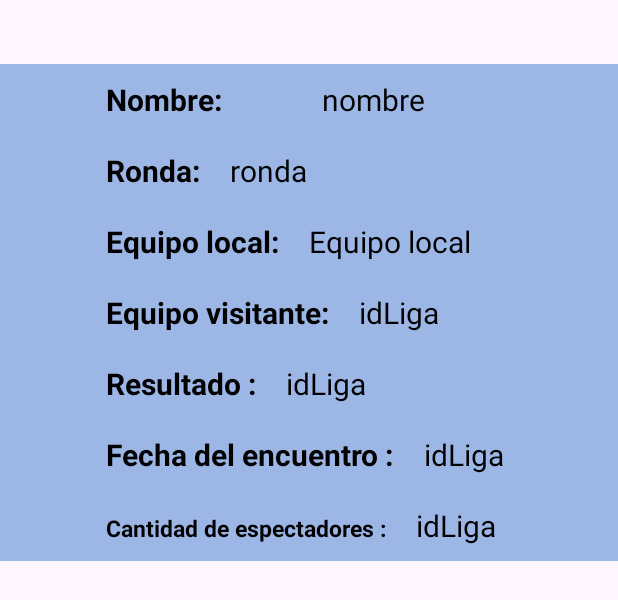
After one commit to ExampleToFollow/IOT_LAB4_20213704, an Android app: the layout irv_lista_resultados.xml on its own in the app's theme, with its tools: preview values and no code run, on a phone screen of 412 x 824 dp. The commit adds this screen. Shown: the top 600 px of the screen. Run offline under Robolectric (Android 15) with nearby library versions, the phone set to English and light mode, and no system bars.

Commit message:
probando cosas

```diff
--- a/app/src/main/res/layout/fragment_resultados.xml
+++ b/app/src/main/res/layout/fragment_resultados.xml
@@ -88,6 +88,7 @@
             </com.google.android.material.textfield.TextInputLayout>
 
             <com.google.android.material.button.MaterialButton
+                android:id="@+id/buscar"
                 android:layout_marginStart="5sp"
                 android:layout_gravity="center_vertical"
                 android:layout_width="wrap_content"
@@ -99,7 +100,7 @@
                 app:strokeWidth="2dp"
                 app:cornerRadius="50dp"
                 android:layout_marginEnd="10dp"
-                android:onClick="buscarLigas"/>
+                />
 
         </LinearLayout>
         <androidx.recyclerview.widget.RecyclerView
--- /dev/null
+++ b/app/src/main/res/layout/irv_lista_resultados.xml
@@ -0,0 +1,218 @@
+<?xml version="1.0" encoding="utf-8"?>
+<androidx.constraintlayout.widget.ConstraintLayout xmlns:android="http://schemas.android.com/apk/res/android"
+    android:layout_width="match_parent"
+    android:layout_height="match_parent"
+    xmlns:app="http://schemas.android.com/apk/res-auto">
+
+    <LinearLayout
+        android:layout_width="match_parent"
+        android:layout_height="wrap_content"
+        android:layout_marginBottom="20sp"
+        android:background="#9CB7E6"
+        android:layout_marginTop="20sp"
+        android:backgroundTintMode="src_over"
+        android:orientation="vertical"
+        app:layout_constraintBottom_toBottomOf="parent"
+        app:layout_constraintEnd_toEndOf="parent"
+        app:layout_constraintHorizontal_bias="1.0"
+        app:layout_constraintStart_toStartOf="parent"
+        app:layout_constraintTop_toTopOf="parent"
+        app:layout_constraintVertical_bias="0.05">
+        <LinearLayout
+            android:layout_width="350sp"
+            android:layout_height="wrap_content"
+            android:layout_gravity="center_horizontal"
+            android:orientation="horizontal">
+
+            <ImageView
+                android:id="@+id/imagen"
+                android:layout_width="wrap_content"
+                android:layout_height="wrap_content"
+                />
+        </LinearLayout>
+
+        <LinearLayout
+            android:layout_width="350sp"
+            android:layout_height="wrap_content"
+            android:layout_gravity="center_horizontal"
+            android:orientation="horizontal">
+
+            <TextView
+                android:layout_width="wrap_content"
+                android:layout_height="wrap_content"
+                android:layout_marginStart="30sp"
+                android:padding="10sp"
+                android:text="Nombre:          "
+                android:textColor="@color/black"
+                android:textSize="20sp"
+                android:textStyle="bold" />
+
+            <TextView
+                android:id="@+id/nombre"
+                android:layout_width="wrap_content"
+                android:layout_height="wrap_content"
+                android:padding="10sp"
+                android:text="nombre"
+                android:textColor="@color/black"
+                android:textSize="20sp" />
+        </LinearLayout>
+
+        <LinearLayout
+            android:layout_width="350sp"
+            android:layout_height="wrap_content"
+            android:layout_gravity="center_horizontal"
+            android:orientation="horizontal">
+
+            <TextView
+                android:layout_width="wrap_content"
+                android:layout_height="wrap_content"
+                android:layout_marginStart="30sp"
+                android:padding="10sp"
+                android:text="Ronda:"
+                android:textColor="@color/black"
+                android:textSize="20sp"
+                android:textStyle="bold" />
+
+            <TextView
+                android:id="@+id/ronda"
+                android:layout_width="wrap_content"
+                android:layout_height="wrap_content"
+                android:padding="10sp"
+                android:text="ronda"
+                android:textColor="@color/black"
+                android:textSize="20sp" />
+        </LinearLayout>
+
+        <LinearLayout
+            android:layout_width="350sp"
+            android:layout_height="wrap_content"
+            android:layout_gravity="center_horizontal"
+            android:orientation="horizontal">
+
+            <TextView
+                android:layout_width="wrap_content"
+                android:layout_height="wrap_content"
+                android:layout_marginStart="30sp"
+                android:padding="10sp"
+                android:text="Equipo local:"
+                android:textColor="@color/black"
+                android:textSize="20sp"
+                android:textStyle="bold" />
+
+            <TextView
+                android:id="@+id/equipoLocal"
+                android:layout_width="wrap_content"
+                android:layout_height="wrap_content"
+                android:padding="10sp"
+                android:text="Equipo local"
+                android:textColor="@color/black"
+                android:textSize="20sp" />
+        </LinearLayout>
+
+        <LinearLayout
+            android:layout_width="350sp"
+            android:layout_height="wrap_content"
+            android:layout_gravity="center_horizontal"
+            android:orientation="horizontal">
+
+            <TextView
+                android:layout_width="wrap_content"
+                android:layout_height="wrap_content"
+                android:layout_marginStart="30sp"
+                android:padding="10sp"
+                android:text="Equipo visitante:"
+                android:textColor="@color/black"
+                android:textSize="20sp"
+                android:textStyle="bold" />
+
+            <TextView
+                android:id="@+id/equipoVisitante"
+                android:layout_width="wrap_content"
+                android:layout_height="wrap_content"
+                android:padding="10sp"
+                android:text="idLiga"
+                android:textColor="@color/black"
+                android:textSize="20sp" />
+        </LinearLayout>
+        <LinearLayout
+            android:layout_width="350sp"
+            android:layout_height="wrap_content"
+            android:layout_gravity="center_horizontal"
+            android:orientation="horizontal">
+
+            <TextView
+                android:layout_width="wrap_content"
+                android:layout_height="wrap_content"
+                android:layout_marginStart="30sp"
+                android:padding="10sp"
+                android:text="Resultado :"
+                android:textColor="@color/black"
+                android:textSize="20sp"
+                android:textStyle="bold" />
+
+            <TextView
+                android:id="@+id/resultado"
+                android:layout_width="wrap_content"
+                android:layout_height="wrap_content"
+                android:padding="10sp"
+                android:text="idLiga"
+                android:textColor="@color/black"
+                android:textSize="20sp" />
+        </LinearLayout>
+
+        <LinearLayout
+            android:layout_width="350sp"
+            android:layout_height="wrap_content"
+            android:layout_gravity="center_horizontal"
+            android:orientation="horizontal">
+
+            <TextView
+                android:layout_width="wrap_content"
+                android:layout_height="wrap_content"
+                android:layout_marginStart="30sp"
+                android:padding="10sp"
+                android:text="Fecha del encuentro :"
+                android:textColor="@color/black"
+                android:textSize="20sp"
+                android:textStyle="bold" />
+
+            <TextView
+                android:id="@+id/fechaEncuentro"
+                android:layout_width="wrap_content"
+                android:layout_height="wrap_content"
+                android:padding="10sp"
+                android:text="idLiga"
+                android:textColor="@color/black"
+                android:textSize="20sp" />
+        </LinearLayout>
+        <LinearLayout
+            android:layout_width="350sp"
+            android:layout_height="wrap_content"
+            android:layout_gravity="center_horizontal"
+            android:orientation="horizontal">
+
+            <TextView
+                android:layout_width="wrap_content"
+                android:layout_height="wrap_content"
+                android:layout_marginStart="30sp"
+                android:padding="10sp"
+                android:text="Cantidad de espectadores :"
+                android:textColor="@color/black"
+                android:textSize="15sp"
+                android:textStyle="bold" />
+
+            <TextView
+                android:id="@+id/cantidadEspectadores"
+                android:layout_width="wrap_content"
+                android:layout_height="wrap_content"
+                android:padding="10sp"
+                android:text="idLiga"
+                android:textColor="@color/black"
+                android:textSize="20sp" />
+        </LinearLayout>
+
+
+    </LinearLayout>
+
+
+</androidx.constraintlayout.widget.ConstraintLayout>
```
Also changed, not shown: app/src/main/java/com/example/iot_lab4_20213704/Adapter/ListaResultadosAdapter.java (added, +73 -0 lines), app/src/main/java/com/example/iot_lab4_20213704/Beans/Resultado.java (+18 -19 lines), app/src/main/java/com/example/iot_lab4_20213704/ResultadosFragment.java (+22 -6 lines).
